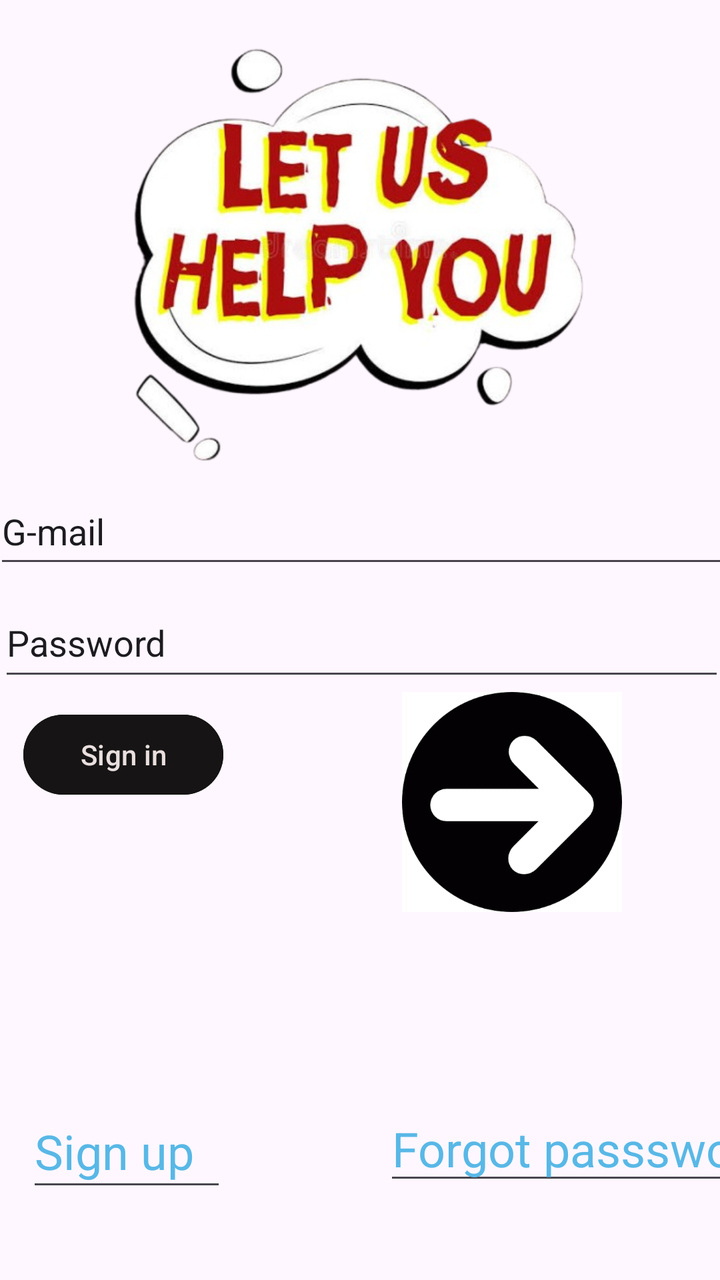
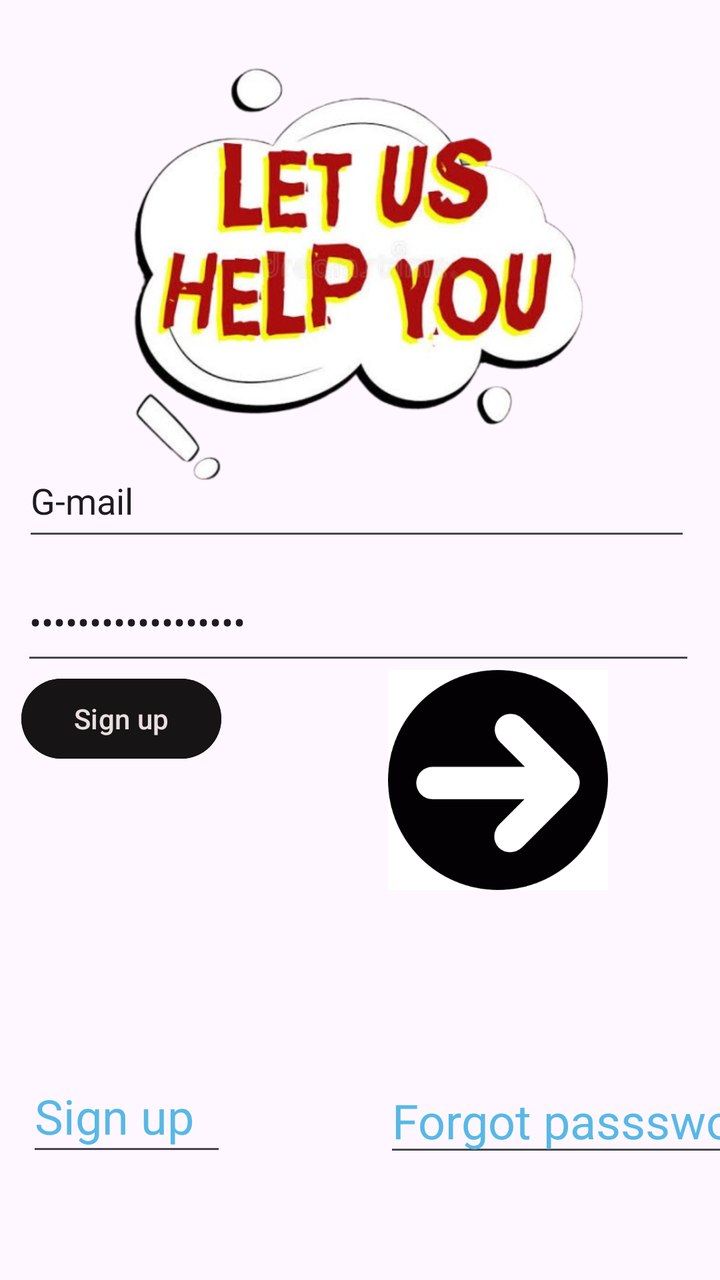

Two renders of the same Android screen: before a commit and after it. Below are the layout's source before the change and the commit's diff.
<!-- AndroidManifest.xml: application theme Theme.MyApplication -->
<!-- res/layout/activity_login.xml -->
<?xml version="1.0" encoding="utf-8"?>
<androidx.constraintlayout.widget.ConstraintLayout xmlns:android="http://schemas.android.com/apk/res/android"
    xmlns:app="http://schemas.android.com/apk/res-auto"
    xmlns:tools="http://schemas.android.com/tools"
    android:id="@+id/main"
    android:layout_width="match_parent"
    android:layout_height="match_parent"
    android:backgroundTintMode="add"
    android:visibility="visible"
    tools:context=".Login"
    tools:visibility="visible">

    <EditText
        android:id="@+id/editTextText"
        android:layout_width="100dp"
        android:layout_height="53dp"
        android:ems="10"
        android:inputType="text"
        android:text="Sign up"
        android:textColor="#58b8E6"
        android:textSize="24dp"
        app:layout_constraintBottom_toBottomOf="parent"
        app:layout_constraintEnd_toEndOf="parent"
        app:layout_constraintHorizontal_bias="0.051"
        app:layout_constraintStart_toStartOf="parent"
        app:layout_constraintTop_toTopOf="parent"
        app:layout_constraintVertical_bias="0.933" />

    <EditText
        android:id="@+id/editTextText2"
        android:layout_width="200dp"
        android:layout_height="49dp"
        android:layout_marginStart="192dp"
        android:ems="10"
        android:inputType="text"
        android:text="Forgot passsword"
        android:textColor="#58B8E6"
        android:textSize="24sp"
        app:layout_constraintBottom_toBottomOf="parent"
        app:layout_constraintStart_toStartOf="parent"
        app:layout_constraintTop_toTopOf="parent"
        app:layout_constraintVertical_bias="0.928" />

    <EditText
        android:id="@+id/editTextTextEmailAddress2"
        android:layout_width="368dp"
        android:layout_height="50dp"
        android:ems="10"
        android:inputType="textEmailAddress"
        android:text="G-mail"
        app:layout_constraintBottom_toBottomOf="parent"
        app:layout_constraintEnd_toEndOf="parent"
        app:layout_constraintHorizontal_bias="0.441"
        app:layout_constraintStart_toStartOf="parent"
        app:layout_constraintTop_toTopOf="parent"
        app:layout_constraintVertical_bias="0.405" />

    <TextView
        android:id="@+id/textView8"
        android:layout_width="78dp"
        android:layout_height="34dp"
        android:textSize="20sp"
        app:layout_constraintBottom_toBottomOf="parent"
        app:layout_constraintEnd_toEndOf="parent"
        app:layout_constraintHorizontal_bias="0.087"
        app:layout_constraintStart_toStartOf="parent" />


    <ImageView
        android:id="@+id/imageView13"
        android:layout_width="170dp"
        android:layout_height="110dp"
        app:layout_constraintBottom_toBottomOf="parent"
        app:layout_constraintEnd_toEndOf="parent"
        app:layout_constraintHorizontal_bias="0.9"
        app:layout_constraintStart_toStartOf="parent"
        app:layout_constraintTop_toTopOf="parent"
        app:layout_constraintVertical_bias="0.653"
        app:srcCompat="@drawable/images__5_" />

    <ImageView
        android:id="@+id/imageView15"
        android:layout_width="286dp"
        android:layout_height="259dp"
        app:layout_constraintBottom_toTopOf="@+id/editTextTextEmailAddress2"
        app:layout_constraintEnd_toEndOf="parent"
        app:layout_constraintHorizontal_bias="0.496"
        app:layout_constraintStart_toStartOf="parent"
        app:layout_constraintTop_toTopOf="parent"
        app:srcCompat="@drawable/images_removebg_preview" />

    <Button
        android:id="@+id/button"
        android:layout_width="100dp"
        android:layout_height="48dp"
        android:backgroundTint="#161414"
        android:text="Sign in"
        android:textColor="#E9DFDF"
        app:layout_constraintBottom_toTopOf="@+id/editTextText"
        app:layout_constraintEnd_toStartOf="@+id/imageView13"
        app:layout_constraintHorizontal_bias="0.166"
        app:layout_constraintStart_toStartOf="parent"
        app:layout_constraintTop_toTopOf="parent"
        app:layout_constraintVertical_bias="0.707" />

    <EditText
        android:id="@+id/editTextText4"
        android:layout_width="363dp"
        android:layout_height="51dp"
        android:ems="10"
        android:inputType="text"
        android:text="Password"
        app:layout_constraintBottom_toBottomOf="parent"
        app:layout_constraintEnd_toEndOf="parent"
        app:layout_constraintHorizontal_bias="0.441"
        app:layout_constraintStart_toStartOf="parent"
        app:layout_constraintTop_toTopOf="@+id/imageView15"
        app:layout_constraintVertical_bias="0.508" />

</androidx.constraintlayout.widget.ConstraintLayout>
<!-- resources referenced by this layout -->
<resources>
  <!-- drawable images__5_: png bitmap (drawable, 7334 bytes) -->
  <!-- drawable images_removebg_preview: png bitmap (drawable, 208215 bytes) -->
  <style name="Theme.MyApplication" parent="Base.Theme.MyApplication" />
  <style name="Base.Theme.MyApplication" parent="Theme.Material3.DayNight.NoActionBar">
          
          
      </style>
</resources>

<!-- the commit's change to res/layout/activity_login.xml (unified diff, before → after) -->
@@ -24,7 +24,7 @@
         app:layout_constraintHorizontal_bias="0.051"
         app:layout_constraintStart_toStartOf="parent"
         app:layout_constraintTop_toTopOf="parent"
-        app:layout_constraintVertical_bias="0.933" />
+        app:layout_constraintVertical_bias="0.903" />
 
     <EditText
         android:id="@+id/editTextText2"
@@ -39,32 +39,7 @@
         app:layout_constraintBottom_toBottomOf="parent"
         app:layout_constraintStart_toStartOf="parent"
         app:layout_constraintTop_toTopOf="parent"
-        app:layout_constraintVertical_bias="0.928" />
-
-    <EditText
-        android:id="@+id/editTextTextEmailAddress2"
-        android:layout_width="368dp"
-        android:layout_height="50dp"
-        android:ems="10"
-        android:inputType="textEmailAddress"
-        android:text="G-mail"
-        app:layout_constraintBottom_toBottomOf="parent"
-        app:layout_constraintEnd_toEndOf="parent"
-        app:layout_constraintHorizontal_bias="0.441"
-        app:layout_constraintStart_toStartOf="parent"
-        app:layout_constraintTop_toTopOf="parent"
-        app:layout_constraintVertical_bias="0.405" />
-
-    <TextView
-        android:id="@+id/textView8"
-        android:layout_width="78dp"
-        android:layout_height="34dp"
-        android:textSize="20sp"
-        app:layout_constraintBottom_toBottomOf="parent"
-        app:layout_constraintEnd_toEndOf="parent"
-        app:layout_constraintHorizontal_bias="0.087"
-        app:layout_constraintStart_toStartOf="parent" />
-
+        app:layout_constraintVertical_bias="0.904" />
 
     <ImageView
         android:id="@+id/imageView13"
@@ -72,17 +47,17 @@
         android:layout_height="110dp"
         app:layout_constraintBottom_toBottomOf="parent"
         app:layout_constraintEnd_toEndOf="parent"
-        app:layout_constraintHorizontal_bias="0.9"
+        app:layout_constraintHorizontal_bias="0.863"
         app:layout_constraintStart_toStartOf="parent"
         app:layout_constraintTop_toTopOf="parent"
-        app:layout_constraintVertical_bias="0.653"
+        app:layout_constraintVertical_bias="0.632"
         app:srcCompat="@drawable/images__5_" />
+
 
     <ImageView
         android:id="@+id/imageView15"
         android:layout_width="286dp"
         android:layout_height="259dp"
-        app:layout_constraintBottom_toTopOf="@+id/editTextTextEmailAddress2"
         app:layout_constraintEnd_toEndOf="parent"
         app:layout_constraintHorizontal_bias="0.496"
         app:layout_constraintStart_toStartOf="parent"
@@ -94,27 +69,42 @@
         android:layout_width="100dp"
         android:layout_height="48dp"
         android:backgroundTint="#161414"
-        android:text="Sign in"
-        android:textColor="#E9DFDF"
-        app:layout_constraintBottom_toTopOf="@+id/editTextText"
+        android:text="Sign up"
+         android:textColor="#E9DFDF"
+       app:layout_constraintBottom_toTopOf="@+id/editTextText"
         app:layout_constraintEnd_toStartOf="@+id/imageView13"
         app:layout_constraintHorizontal_bias="0.166"
         app:layout_constraintStart_toStartOf="parent"
         app:layout_constraintTop_toTopOf="parent"
-        app:layout_constraintVertical_bias="0.707" />
+        app:layout_constraintVertical_bias="0.696" />
 
     <EditText
-        android:id="@+id/editTextText4"
-        android:layout_width="363dp"
-        android:layout_height="51dp"
+        android:id="@+id/editTextTextEmailAddress2"
+        android:layout_width="334dp"
+        android:layout_height="53dp"
         android:ems="10"
-        android:inputType="text"
-        android:text="Password"
-        app:layout_constraintBottom_toBottomOf="parent"
+        android:inputType="textEmailAddress"
+        android:text="G-mail"
+        app:layout_constraintBottom_toTopOf="@+id/editTextTextPassword"
         app:layout_constraintEnd_toEndOf="parent"
         app:layout_constraintHorizontal_bias="0.441"
         app:layout_constraintStart_toStartOf="parent"
         app:layout_constraintTop_toTopOf="@+id/imageView15"
-        app:layout_constraintVertical_bias="0.508" />
+        app:layout_constraintVertical_bias="0.974" />
+
+    <EditText
+        android:id="@+id/editTextTextPassword"
+        android:layout_width="337dp"
+        android:layout_height="56dp"
+        android:ems="10"
+        android:inputType="textPassword"
+        android:text="TamayopauPassword
+"
+        app:layout_constraintBottom_toBottomOf="parent"
+        app:layout_constraintEnd_toEndOf="parent"
+        app:layout_constraintHorizontal_bias="0.459"
+        app:layout_constraintStart_toStartOf="parent"
+        app:layout_constraintTop_toTopOf="@+id/imageView15"
+        app:layout_constraintVertical_bias="0.482" />
 
 </androidx.constraintlayout.widget.ConstraintLayout>
